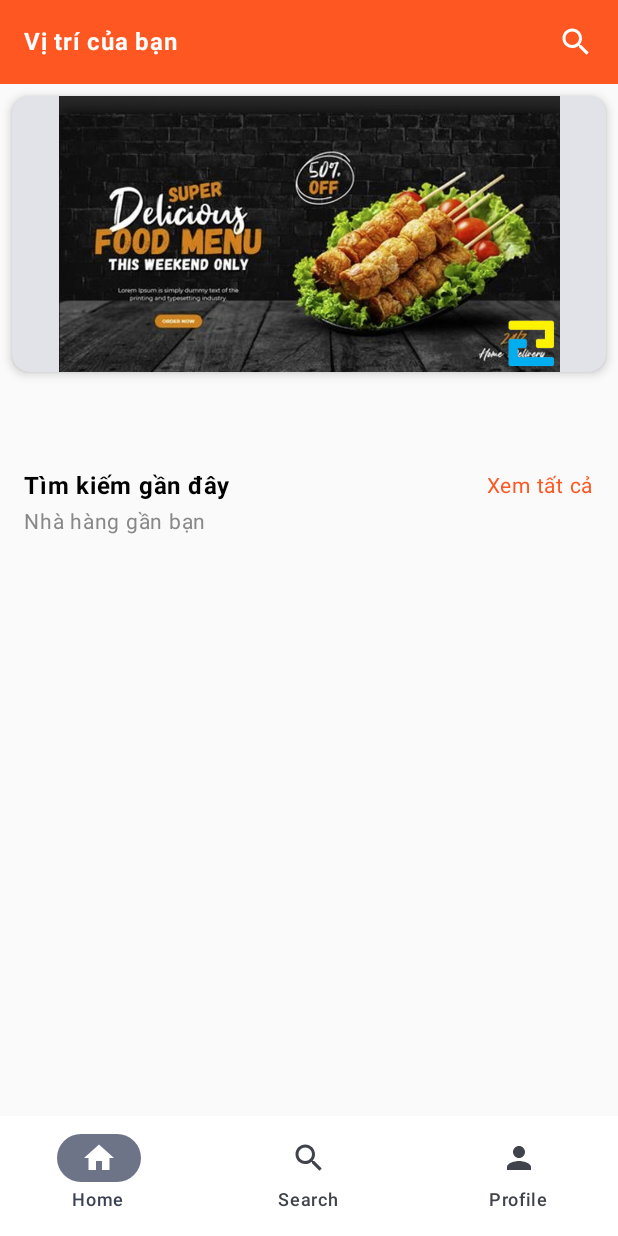
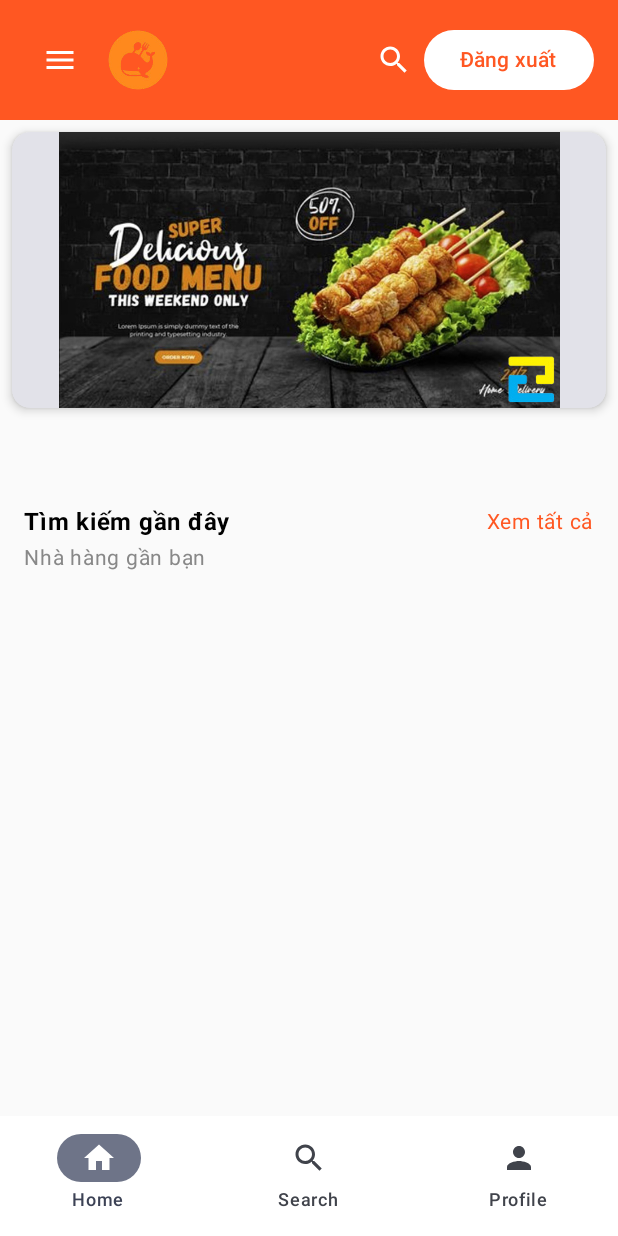
Before and after one commit to longlephanhai/DACS3-Android-, an Android app built with Jetpack Compose: the HomeScreen screen opened through its navigation route, on a phone screen of 412 x 824 dp. Run offline under Robolectric (Android 15) with nearby library versions, the phone set to English and light mode, and no system bars; our stand-ins replace Dagger/Hilt's generated code; pictures from the network do not load; 1 statement that could not run was skipped.

Commit message:
handle logout and create drawer ui

```diff
--- a/app/src/main/java/com/example/dacs3/ui/screens/home/HomeScreen.kt
+++ b/app/src/main/java/com/example/dacs3/ui/screens/home/HomeScreen.kt
@@ -1,6 +1,7 @@
 package com.example.dacs3.ui.screens.home
 
 
+import androidx.compose.foundation.Image
 import androidx.compose.foundation.layout.Column
 import androidx.compose.material3.Text
 import androidx.compose.runtime.Composable
@@ -11,6 +12,7 @@ import androidx.compose.foundation.clickable
 import androidx.compose.foundation.layout.*
 import androidx.compose.material.icons.Icons
 import androidx.compose.material.icons.filled.Home
+import androidx.compose.material.icons.filled.Menu
 import androidx.compose.material.icons.filled.Person
 import androidx.compose.material.icons.filled.Search
 import androidx.compose.material3.*
@@ -18,10 +20,15 @@ import androidx.compose.runtime.*
 import androidx.compose.ui.Alignment
 import androidx.compose.ui.Modifier
 import androidx.compose.ui.graphics.Color
+import androidx.compose.ui.res.painterResource
 import androidx.compose.ui.text.font.FontWeight
 import androidx.compose.ui.unit.dp
 import androidx.compose.ui.unit.sp
+import com.example.dacs3.R
+import com.example.dacs3.Screen
 import com.example.dacs3.ui.screens.login.LoginViewModel
+import kotlinx.coroutines.launch
+import kotlin.math.log
 
 
 @Composable
@@ -31,31 +38,71 @@ fun HomeScreen(
     mainViewModel: MainViewModel,
     loginViewModel: LoginViewModel
 ) {
+    val drawerState = rememberDrawerState(initialValue = DrawerValue.Closed)
+    val scope = rememberCoroutineScope()
     val state = homeViewModel.uiState.collectAsState()
+
     LaunchedEffect(Unit) {
         homeViewModel.getCategories(loginViewModel.getToken() ?: "")
     }
+
+    ModalNavigationDrawer(
+        drawerState = drawerState,
+        drawerContent = {
+            ModalDrawerSheet {
+                Spacer(Modifier.height(16.dp))
+                Text("Menu", modifier = Modifier.padding(16.dp), fontWeight = FontWeight.Bold)
+                NavigationDrawerItem(
+                    label = { Text("Trang chủ") },
+                    selected = false,
+                    onClick = { /* Xử lý chuyển trang nếu cần */ },
+                    modifier = Modifier.padding(NavigationDrawerItemDefaults.ItemPadding)
+                )
+                NavigationDrawerItem(
+                    label = { Text("Cài đặt") },
+                    selected = false,
+                    onClick = { /* ... */ },
+                    modifier = Modifier.padding(NavigationDrawerItemDefaults.ItemPadding)
+                )
+                NavigationDrawerItem(
+                    label = { Text("Đăng xuất") },
+                    selected = false,
+                    onClick = {
+                        // TODO: Xử lý đăng xuất
+                    },
+                    modifier = Modifier.padding(NavigationDrawerItemDefaults.ItemPadding)
+                )
+            }
+        }
+    ) {
         Column(modifier = Modifier.fillMaxSize()) {
-        // Header
-        HomeHeader()
+            HomeHeader(
+                onMenuClick = {
+                    scope.launch { drawerState.open() }
+                },
+                loginViewModel = loginViewModel,
+                navController = navController
+            )
 
-        // Slider
             SliderComponent()
 
-        // Categories
             FoodCategoryComponent(state.value)
 
-        // Recent Searches
             RecentSearches()
 
-        // Bottom Navigation
             Spacer(modifier = Modifier.weight(1f))
             BottomNavigationBar()
         }
     }
+}
+
 
 @Composable
-fun HomeHeader() {
+fun HomeHeader(
+    onMenuClick: () -> Unit,
+    loginViewModel: LoginViewModel,
+    navController: NavController
+) {
     Row(
         modifier = Modifier
             .fillMaxWidth()
@@ -64,8 +111,45 @@ fun HomeHeader() {
         verticalAlignment = Alignment.CenterVertically,
         horizontalArrangement = Arrangement.SpaceBetween
     ) {
-        Text("Vị trí của bạn", color = Color.White, fontSize = 16.sp, fontWeight = FontWeight.Bold)
-        Icon(imageVector = Icons.Default.Search, contentDescription = "Search", tint = Color.White)
+        Row(verticalAlignment = Alignment.CenterVertically) {
+            IconButton(onClick = onMenuClick) {
+                Icon(
+                    imageVector = Icons.Default.Menu,
+                    contentDescription = "Menu",
+                    tint = Color.White
+                )
+            }
+
+            Image(
+                painter = painterResource(id = R.drawable.ic_logo),
+                contentDescription = "Logo",
+                modifier = Modifier
+                    .size(48.dp)
+                    .padding(start = 8.dp)
+            )
+        }
+
+        Row(verticalAlignment = Alignment.CenterVertically) {
+            Icon(
+                imageVector = Icons.Default.Search,
+                contentDescription = "Search",
+                tint = Color.White,
+                modifier = Modifier.padding(end = 8.dp)
+            )
+            Button(
+                onClick = {
+                    loginViewModel.logout()
+                    navController.navigate(Screen.Login.route) {
+                        popUpTo(Screen.Home.route) {
+                            inclusive = true
+                        }
+                    }
+                },
+                colors = ButtonDefaults.buttonColors(containerColor = Color.White)
+            ) {
+                Text("Đăng xuất", color = Color(0xFFFF5722))
+            }
+        }
     }
 }
 
--- a/app/src/main/java/com/example/dacs3/ui/screens/home/HomeViewModel.kt
+++ b/app/src/main/java/com/example/dacs3/ui/screens/home/HomeViewModel.kt
@@ -4,11 +4,9 @@ import android.util.Log
 import androidx.lifecycle.ViewModel
 import androidx.lifecycle.viewModelScope
 import com.example.dacs3.common.enum.LoadStatus
-import com.example.dacs3.model.CategoryResponse
 import com.example.dacs3.model.DataCategory
 import com.example.dacs3.repositories.Api
 import com.example.dacs3.repositories.MainLog
-import com.example.dacs3.ui.screens.login.LoginViewModel
 import dagger.hilt.android.lifecycle.HiltViewModel
 import kotlinx.coroutines.flow.MutableStateFlow
 import kotlinx.coroutines.flow.asStateFlow
```
Also changed, not shown: app/src/main/res/drawable/ic_logo.png (added). Lines whose indentation alone changed are shown as unchanged.
